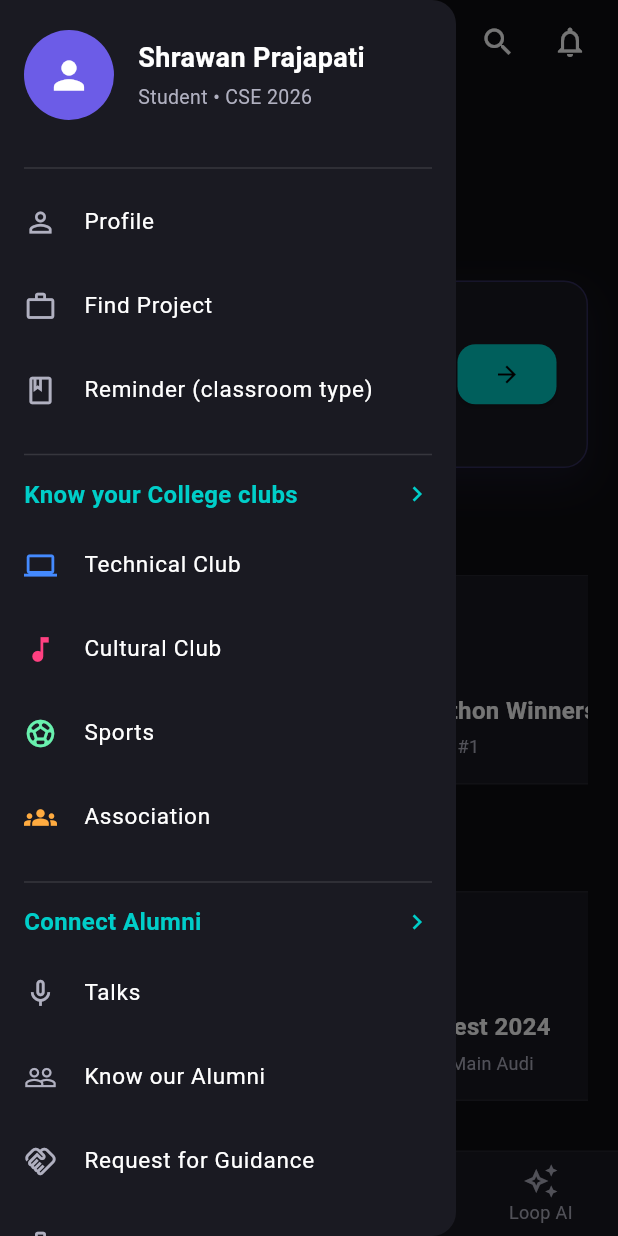
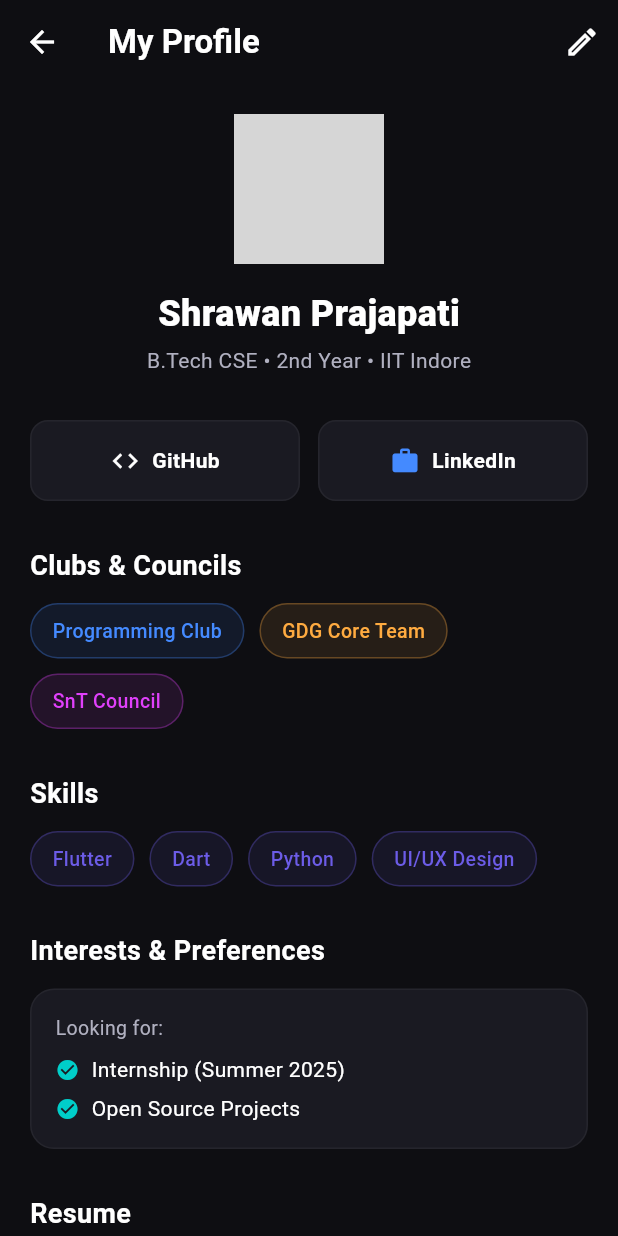
Before and after one commit to shrawanprajapati/GDGappDev, a Flutter app: the StudentDashboard screen opened by its route, in the side drawer, after a tap on "Profile", on a phone screen of 412 x 824 dp. Run offline on Flutter 3.47's test engine with Material 3 defaults, Android fonts, the phone set to English and light mode, and no system bars; our stand-ins replace video_player; network calls fail; grey boxes are pictures that could not be loaded.

Commit message:
feat(profile): create student profile view and edit form
- Organized profile-related files into a dedicated student/profile/ folder.
- Created profile_page.dart for clean viewing of skills, links, resume, and club memberships.
- Built edit_profile_page.dart with a full form to update bio, links, and dynamically add/remove skills and interests.
- Updated student_drawer.dart with the correct import paths.

```diff
--- a/uniloop/lib/student/student_drawer.dart
+++ b/uniloop/lib/student/drawer/student_drawer.dart
@@ -1,6 +1,7 @@
 import 'package:flutter/material.dart';
-import '../core/app_colors.dart';
-import 'council_clubs_page.dart'; // 👈 Naya import
+import '../../core/app_colors.dart';
+import '../council_clubs_page.dart';
+import '../profile/profile_page.dart'; // 👈 ProfilePage ka import add kiya
 
 class StudentDrawer extends StatelessWidget {
   const StudentDrawer({super.key});
@@ -35,19 +36,25 @@ class StudentDrawer extends StatelessWidget {
             const SizedBox(height: 24),
             const Divider(color: Colors.white12, thickness: 1),
 
-            _drawerItem(Icons.person_outline, 'Profile'),
-            _drawerItem(Icons.work_outline, 'Find Project'),
-            _drawerItem(Icons.class_outlined, 'Reminder (classroom type)'),
+            // 1. Profile (Fixed onTap)
+            _drawerItem(
+              context,
+              Icons.person_outline,
+              'Profile',
+              onTap: () {
+                Navigator.pop(context); // Drawer band karo
+                Navigator.push(context, MaterialPageRoute(builder: (context) => const ProfilePage()));
+              }
+            ),
+            _drawerItem(context, Icons.work_outline, 'Find Project'),
+            _drawerItem(context, Icons.class_outlined, 'Reminder (classroom type)'),
 
             const Divider(color: Colors.white12, thickness: 1, height: 30),
 
-            // College Clubs (Updated to open Council Pages)
+            // 2. College Clubs
             _drawerHeader('Know your College clubs'),
             _buildCouncilItem(
-              context,
-              'Technical Club',
-              Icons.computer,
-              Colors.blueAccent,
+              context, 'Technical Club', Icons.computer, Colors.blueAccent,
               [
                 {'name': 'Programming Club', 'icon': Icons.code, 'desc': 'Competitive coding & dev.'},
                 {'name': 'Robotics Club', 'icon': Icons.smart_toy, 'desc': 'Hardware & automation.'},
@@ -55,10 +62,7 @@ class StudentDrawer extends StatelessWidget {
               ]
             ),
             _buildCouncilItem(
-              context,
-              'Cultural Club',
-              Icons.music_note,
-              Colors.pinkAccent,
+              context, 'Cultural Club', Icons.music_note, Colors.pinkAccent,
               [
                 {'name': 'Music Club', 'icon': Icons.piano, 'desc': 'Singing & instruments.'},
                 {'name': 'Dance Club', 'icon': Icons.directions_run, 'desc': 'Choreography & street dance.'},
@@ -66,10 +70,7 @@ class StudentDrawer extends StatelessWidget {
               ]
             ),
             _buildCouncilItem(
-              context,
-              'Sports',
-              Icons.sports_soccer,
-              Colors.greenAccent,
+              context, 'Sports', Icons.sports_soccer, Colors.greenAccent,
               [
                 {'name': 'Cricket Team', 'icon': Icons.sports_cricket, 'desc': 'Institute cricket team.'},
                 {'name': 'Football Team', 'icon': Icons.sports_soccer, 'desc': 'Institute football team.'},
@@ -77,10 +78,7 @@ class StudentDrawer extends StatelessWidget {
               ]
             ),
             _buildCouncilItem(
-              context,
-              'Association',
-              Icons.groups,
-              Colors.orangeAccent,
+              context, 'Association', Icons.groups, Colors.orangeAccent,
               [
                 {'name': 'Alumni Connect', 'icon': Icons.people, 'desc': 'Networking with alumni.'},
                 {'name': 'Counselling Cell', 'icon': Icons.psychology, 'desc': 'Mental health support.'},
@@ -89,23 +87,26 @@ class StudentDrawer extends StatelessWidget {
 
             const Divider(color: Colors.white12, thickness: 1, height: 30),
 
+            // 3. Connect Alumni
             _drawerHeader('Connect Alumni'),
-            _drawerItem(Icons.mic_none_outlined, 'Talks'),
-            _drawerItem(Icons.people_outline, 'Know our Alumni'),
-            _drawerItem(Icons.handshake_outlined, 'Request for Guidance'),
-            _drawerItem(Icons.work_history_outlined, 'Internship'),
+            _drawerItem(context, Icons.mic_none_outlined, 'Talks'),
+            _drawerItem(context, Icons.people_outline, 'Know our Alumni'),
+            _drawerItem(context, Icons.handshake_outlined, 'Request for Guidance'),
+            _drawerItem(context, Icons.work_history_outlined, 'Internship'),
 
             const Divider(color: Colors.white12, thickness: 1, height: 30),
 
+            // 4. Placement
             _drawerHeader('Placement'),
-            _drawerItem(Icons.business_outlined, 'Know different companies'),
-            _drawerItem(Icons.school_outlined, 'Scholarship'),
+            _drawerItem(context, Icons.business_outlined, 'Know different companies'),
+            _drawerItem(context, Icons.school_outlined, 'Scholarship'),
 
             const Divider(color: Colors.white12, thickness: 1, height: 30),
 
-            _drawerItem(Icons.storefront_outlined, 'UniLoop MarketPlace'),
-            _drawerItem(Icons.settings_outlined, 'Settings'),
-            _drawerItem(Icons.description_outlined, 'Terms and conditions'),
+            // 5. Others
+            _drawerItem(context, Icons.storefront_outlined, 'UniLoop MarketPlace'),
+            _drawerItem(context, Icons.settings_outlined, 'Settings'),
+            _drawerItem(context, Icons.description_outlined, 'Terms and conditions'),
 
             const SizedBox(height: 30),
           ],
@@ -127,16 +128,16 @@ class StudentDrawer extends StatelessWidget {
     );
   }
 
-  Widget _drawerItem(IconData icon, String title) {
+  // 👈 _drawerItem function ab onTap accept karega
+  Widget _drawerItem(BuildContext context, IconData icon, String title, {VoidCallback? onTap}) {
     return ListTile(
       contentPadding: const EdgeInsets.symmetric(horizontal: 0, vertical: 0),
       leading: Icon(icon, color: AppColors.textSecondary, size: 22),
       title: Text(title, style: const TextStyle(color: AppColors.textPrimary, fontSize: 15)),
-      onTap: () {},
+      onTap: onTap ?? () {}, // Agar onTap nahi diya toh kuch na kare
     );
   }
 
-  // 👈 Naya function jo Council Page kholta hai
   Widget _buildCouncilItem(
     BuildContext context,
     String name,
--- /dev/null
+++ b/uniloop/lib/student/profile/profile_page.dart
@@ -0,0 +1,234 @@
+import 'package:flutter/material.dart';
+import '../../core/app_colors.dart';
+import 'edit_profile_page.dart';
+
+class ProfilePage extends StatelessWidget {
+  const ProfilePage({super.key});
+
+  @override
+  Widget build(BuildContext context) {
+    return Scaffold(
+      backgroundColor: AppColors.background,
+      appBar: AppBar(
+        backgroundColor: Colors.transparent,
+        elevation: 0,
+        iconTheme: const IconThemeData(color: AppColors.textPrimary),
+        title: const Text('My Profile', style: TextStyle(color: AppColors.textPrimary, fontWeight: FontWeight.bold)),
+        actions: [
+          IconButton(
+            icon: const Icon(Icons.edit_outlined, color: AppColors.textPrimary),
+            onPressed: () {
+              Navigator.push(
+                context,
+                MaterialPageRoute(builder: (context) => const EditProfilePage()),
+              );
+            },
+          )
+        ],
+      ),
+      body: SingleChildScrollView(
+        padding: const EdgeInsets.all(20.0),
+        child: Column(
+          crossAxisAlignment: CrossAxisAlignment.start,
+          children: [
+            // 1. Header (Sirf View, koi line ya camera icon nahi)
+            Center(
+              child: Column(
+                children: [
+                  Container(
+                    width: 100,
+                    height: 100,
+                    decoration: BoxDecoration(
+                      shape: BoxShape.circle,
+                      border: Border.all(color: AppColors.primary, width: 3),
+                      image: const DecorationImage(
+                        image: NetworkImage('https://i.pravatar.cc/300?img=11'),
+                        fit: BoxFit.cover,
+                      ),
+                    ),
+                  ),
+                  const SizedBox(height: 16),
+                  const Text(
+                    'Shrawan Prajapati',
+                    style: TextStyle(color: AppColors.textPrimary, fontSize: 24, fontWeight: FontWeight.w800)
+                  ),
+                  const SizedBox(height: 4),
+                  const Text(
+                    'B.Tech CSE • 2nd Year • IIT Indore',
+                    style: TextStyle(color: AppColors.textSecondary, fontSize: 14)
+                  ),
+                ],
+              ),
+            ),
+
+            const SizedBox(height: 30),
+
+            // 2. Social Links
+            Row(
+              children: [
+                Expanded(child: _buildLinkCard(Icons.code, 'GitHub', Colors.white)),
+                const SizedBox(width: 12),
+                Expanded(child: _buildLinkCard(Icons.work, 'LinkedIn', Colors.blueAccent)),
+              ],
+            ),
+
+            const SizedBox(height: 30),
+
+            // 3. Clubs & Councils
+            const Text('Clubs & Councils', style: TextStyle(color: AppColors.textPrimary, fontSize: 18, fontWeight: FontWeight.w700)),
+            const SizedBox(height: 12),
+            Wrap(
+              spacing: 10,
+              runSpacing: 10,
+              children: const [
+                _TagChip(label: 'Programming Club', color: Colors.blueAccent),
+                _TagChip(label: 'GDG Core Team', color: Colors.orangeAccent),
+                _TagChip(label: 'SnT Council', color: Colors.purpleAccent),
+              ],
+            ),
+
+            const SizedBox(height: 30),
+
+            // 4. Skills
+            const Text('Skills', style: TextStyle(color: AppColors.textPrimary, fontSize: 18, fontWeight: FontWeight.w700)),
+            const SizedBox(height: 12),
+            Wrap(
+              spacing: 10,
+              runSpacing: 10,
+              children: const [
+                _TagChip(label: 'Flutter', color: AppColors.primary),
+                _TagChip(label: 'Dart', color: AppColors.primary),
+                _TagChip(label: 'Python', color: AppColors.primary),
+                _TagChip(label: 'UI/UX Design', color: AppColors.primary),
+              ],
+            ),
+
+            const SizedBox(height: 30),
+
+            // 5. Interests
+            const Text('Interests & Preferences', style: TextStyle(color: AppColors.textPrimary, fontSize: 18, fontWeight: FontWeight.w700)),
+            const SizedBox(height: 12),
+            Container(
+              padding: const EdgeInsets.all(16),
+              decoration: BoxDecoration(
+                color: AppColors.surface,
+                borderRadius: BorderRadius.circular(16),
+                border: Border.all(color: Colors.white.withValues(alpha: 0.05)),
+              ),
+              child: Column(
+                crossAxisAlignment: CrossAxisAlignment.start,
+                children: const [
+                  Text('Looking for:', style: TextStyle(color: AppColors.textSecondary, fontSize: 13)),
+                  SizedBox(height: 8),
+                  _InterestItem(text: 'Internship (Summer 2025)'),
+                  SizedBox(height: 6),
+                  _InterestItem(text: 'Open Source Projects'),
+                ],
+              ),
+            ),
+
+            const SizedBox(height: 30),
+
+            // 6. Resume
+            const Text('Resume', style: TextStyle(color: AppColors.textPrimary, fontSize: 18, fontWeight: FontWeight.w700)),
+            const SizedBox(height: 12),
+            Container(
+              padding: const EdgeInsets.all(16),
+              decoration: BoxDecoration(
+                color: AppColors.surface,
+                borderRadius: BorderRadius.circular(16),
+                border: Border.all(color: AppColors.primary.withValues(alpha: 0.3)),
+              ),
+              child: Row(
+                children: [
+                  Container(
+                    padding: const EdgeInsets.all(12),
+                    decoration: BoxDecoration(
+                      color: AppColors.primary.withValues(alpha: 0.15),
+                      borderRadius: BorderRadius.circular(12),
+                    ),
+                    child: const Icon(Icons.picture_as_pdf, color: AppColors.primary, size: 30),
+                  ),
+                  const SizedBox(width: 16),
+                  const Expanded(
+                    child: Column(
+                      crossAxisAlignment: CrossAxisAlignment.start,
+                      children: [
+                        Text('Shrawan_Resume.pdf', style: TextStyle(color: AppColors.textPrimary, fontWeight: FontWeight.w600)),
+                        SizedBox(height: 4),
+                        Text('Uploaded • 2 days ago', style: TextStyle(color: AppColors.textSecondary, fontSize: 12)),
+                      ],
+                    ),
+                  ),
+                  IconButton(
+                    icon: const Icon(Icons.upload_file, color: AppColors.accent),
+                    onPressed: () {},
+                  )
+                ],
+              ),
+            ),
+            const SizedBox(height: 40),
+          ],
+        ),
+      ),
+    );
+  }
+
+  Widget _buildLinkCard(IconData icon, String title, Color color) {
+    return InkWell(
+      onTap: () {},
+      borderRadius: BorderRadius.circular(12),
+      child: Container(
+        padding: const EdgeInsets.symmetric(vertical: 16),
+        decoration: BoxDecoration(
+          color: AppColors.surface,
+          borderRadius: BorderRadius.circular(12),
+          border: Border.all(color: Colors.white.withValues(alpha: 0.05)),
+        ),
+        child: Row(
+          mainAxisAlignment: MainAxisAlignment.center,
+          children: [
+            Icon(icon, color: color, size: 20),
+            const SizedBox(width: 8),
+            Text(title, style: const TextStyle(color: AppColors.textPrimary, fontWeight: FontWeight.w600)),
+          ],
+        ),
+      ),
+    );
+  }
+}
+
+class _TagChip extends StatelessWidget {
+  final String label;
+  final Color color;
+  const _TagChip({required this.label, required this.color});
+
+  @override
+  Widget build(BuildContext context) {
+    return Container(
+      padding: const EdgeInsets.symmetric(horizontal: 14, vertical: 8),
+      decoration: BoxDecoration(
+        color: color.withValues(alpha: 0.1),
+        borderRadius: BorderRadius.circular(20),
+        border: Border.all(color: color.withValues(alpha: 0.3)),
+      ),
+      child: Text(label, style: TextStyle(color: color, fontSize: 13, fontWeight: FontWeight.w500)),
+    );
+  }
+}
+
+class _InterestItem extends StatelessWidget {
+  final String text;
+  const _InterestItem({required this.text});
+
+  @override
+  Widget build(BuildContext context) {
+    return Row(
+      children: [
+        const Icon(Icons.check_circle, color: AppColors.accent, size: 16),
+        const SizedBox(width: 8),
+        Text(text, style: const TextStyle(color: AppColors.textPrimary, fontSize: 14)),
+      ],
+    );
+  }
+}
--- a/uniloop/lib/student/student_dashboard.dart
+++ b/uniloop/lib/student/student_dashboard.dart
@@ -1,7 +1,7 @@
 import 'package:flutter/material.dart';
 import '../core/app_colors.dart';
 import 'student_home_tab.dart';
-import 'student_drawer.dart';
+import 'drawer/student_drawer.dart';
 import 'student_teams_tab.dart'; // 👈 Naya import add karo
 
 class StudentDashboard extends StatefulWidget {
```
Also changed, not shown: uniloop/lib/student/profile/edit_profile_page.dart (added, +224 -0 lines).
